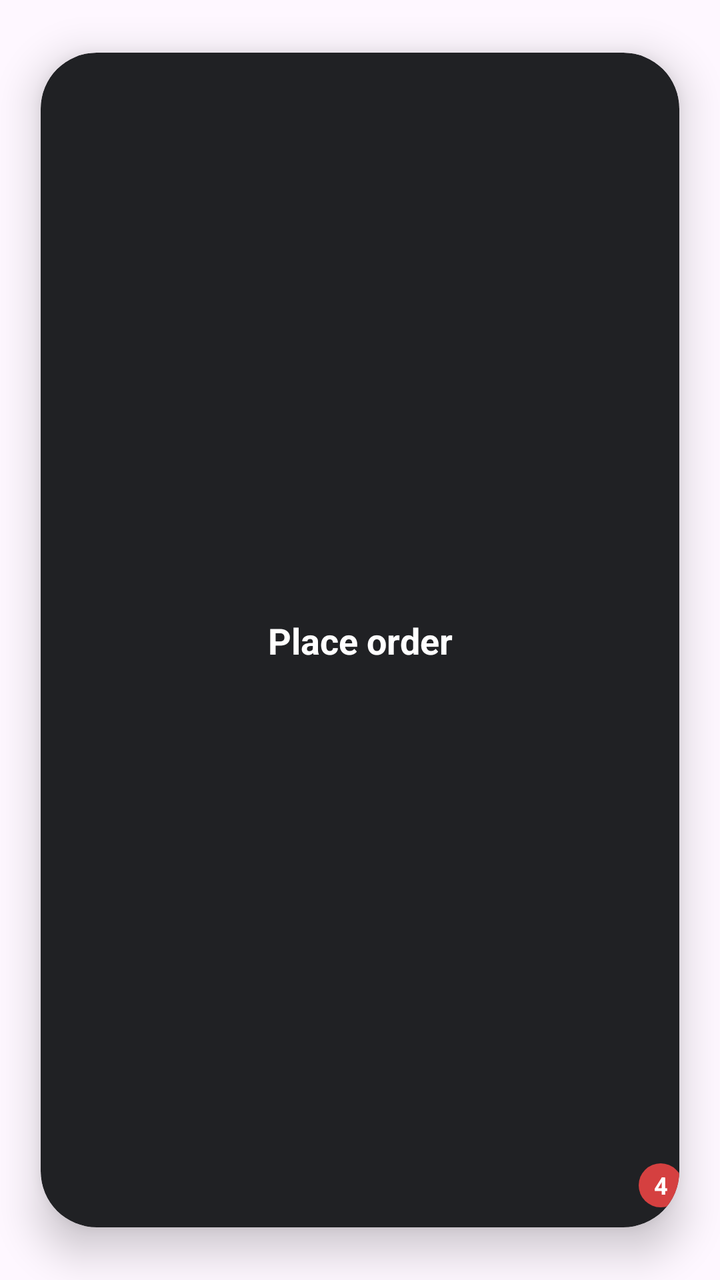
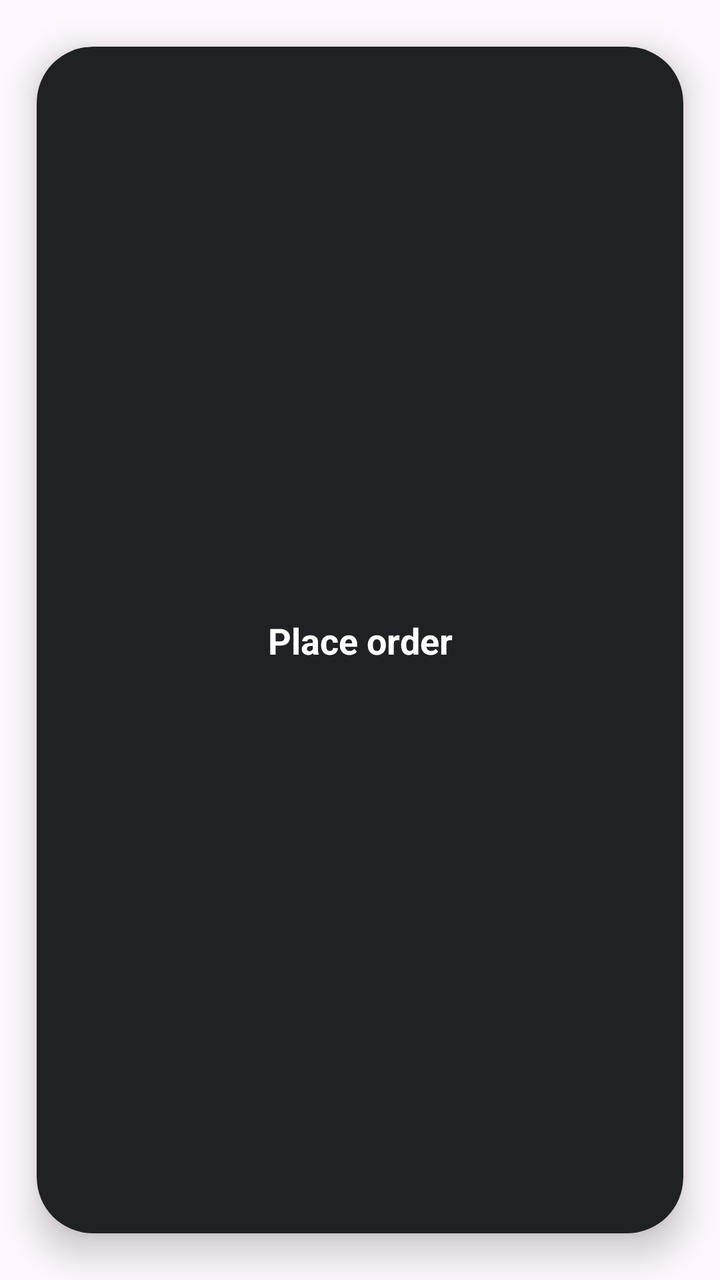

The first picture is an Android layout as it rendered before a commit; the second is the same layout after the commit. The layout source and the unified diff follow.
<!-- AndroidManifest.xml: application theme Theme.StreetFeast -->
<!-- res/layout/include_place_order_bar.xml -->
<?xml version="1.0" encoding="utf-8"?>

<androidx.cardview.widget.CardView xmlns:android="http://schemas.android.com/apk/res/android"
    xmlns:app="http://schemas.android.com/apk/res-auto"
    android:layout_width="0dp"
    android:layout_height="70dp"
    android:layout_marginStart="18dp"
    android:layout_marginEnd="18dp"
    app:cardCornerRadius="28dp"
    app:cardElevation="12dp"
    app:cardUseCompatPadding="true"
    app:cardBackgroundColor="@color/sf_black">

    <androidx.constraintlayout.widget.ConstraintLayout
        android:layout_width="match_parent"
        android:layout_height="match_parent">

        <TextView
            android:id="@+id/tvPlaceOrder"
            android:layout_width="wrap_content"
            android:layout_height="wrap_content"
            android:text="Place order"
            android:textColor="@color/sf_white"
            android:textSize="18sp"
            android:textStyle="bold"
            app:layout_constraintTop_toTopOf="parent"
            app:layout_constraintBottom_toBottomOf="parent"
            app:layout_constraintStart_toStartOf="parent"
            app:layout_constraintEnd_toEndOf="parent"/>

        <FrameLayout
            android:id="@+id/badge"
            android:layout_width="22dp"
            android:layout_height="22dp"
            android:background="@drawable/sf_badge_red"
            android:layout_marginEnd="-2dp"
            android:layout_marginBottom="10dp"
            app:layout_constraintEnd_toEndOf="parent"
            app:layout_constraintBottom_toBottomOf="parent">

            <TextView
                android:id="@+id/tvBadgeCount"
                android:layout_width="match_parent"
                android:layout_height="match_parent"
                android:gravity="center"
                android:text="4"
                android:textColor="@color/sf_white"
                android:textSize="12sp"
                android:textStyle="bold"/>
        </FrameLayout>

    </androidx.constraintlayout.widget.ConstraintLayout>
</androidx.cardview.widget.CardView>
<!-- resources referenced by this layout -->
<resources>
  <color name="sf_black">#202124</color>
  <color name="sf_white">#FFFFFF</color>
  <!-- drawable sf_badge_red (drawable) -->
  <?xml version="1.0" encoding="utf-8"?>
  
  <shape xmlns:android="http://schemas.android.com/apk/res/android">
      <size android:width="22dp" android:height="22dp"/>
      <solid android:color="@color/sf_badge_red"/>
      <corners android:radius="999dp"/>
  </shape>
  <style name="Theme.StreetFeast" parent="Base.Theme.StreetFeast" />
  <color name="sf_badge_red">#D54040</color>
  <style name="Base.Theme.StreetFeast" parent="Theme.Material3.Light.NoActionBar">
          <item name="colorPrimary">@color/action_primary</item>
          <item name="colorOnPrimary">@color/white</item>
          <item name="android:statusBarColor">@color/white</item>
          <item name="android:windowLightStatusBar">true</item>
          <item name="android:textColorPrimary">@color/text_primary</item>
          <item name="android:textColorSecondary">@color/text_secondary</item>
      </style>
  <color name="action_primary">#22C55E</color>
  <color name="white">#FFFFFFFF</color>
  <color name="text_primary">#1F2937</color>
  <color name="text_secondary">#6B7280</color>
</resources>

<!-- the commit's change to res/layout/include_place_order_bar.xml (unified diff, before → after) -->
@@ -3,51 +3,34 @@
 <androidx.cardview.widget.CardView xmlns:android="http://schemas.android.com/apk/res/android"
     xmlns:app="http://schemas.android.com/apk/res-auto"
     android:layout_width="0dp"
-    android:layout_height="70dp"
-    android:layout_marginStart="18dp"
-    android:layout_marginEnd="18dp"
+    android:layout_height="66dp"
+    android:layout_marginStart="10dp"
+    android:layout_marginEnd="10dp"
     app:cardCornerRadius="28dp"
-    app:cardElevation="12dp"
+    app:cardElevation="10dp"
     app:cardUseCompatPadding="true"
     app:cardBackgroundColor="@color/sf_black">
 
     <androidx.constraintlayout.widget.ConstraintLayout
         android:layout_width="match_parent"
-        android:layout_height="match_parent">
+        android:layout_height="match_parent"
+        android:paddingStart="18dp"
+        android:paddingEnd="18dp">
 
         <TextView
             android:id="@+id/tvPlaceOrder"
             android:layout_width="wrap_content"
-            android:layout_height="wrap_content"
+            android:layout_height="45dp"
             android:text="Place order"
             android:textColor="@color/sf_white"
             android:textSize="18sp"
             android:textStyle="bold"
+            android:textAlignment="center"
+            android:gravity="center"
             app:layout_constraintTop_toTopOf="parent"
             app:layout_constraintBottom_toBottomOf="parent"
             app:layout_constraintStart_toStartOf="parent"
             app:layout_constraintEnd_toEndOf="parent"/>
 
-        <FrameLayout
-            android:id="@+id/badge"
-            android:layout_width="22dp"
-            android:layout_height="22dp"
-            android:background="@drawable/sf_badge_red"
-            android:layout_marginEnd="-2dp"
-            android:layout_marginBottom="10dp"
-            app:layout_constraintEnd_toEndOf="parent"
-            app:layout_constraintBottom_toBottomOf="parent">
-
-            <TextView
-                android:id="@+id/tvBadgeCount"
-                android:layout_width="match_parent"
-                android:layout_height="match_parent"
-                android:gravity="center"
-                android:text="4"
-                android:textColor="@color/sf_white"
-                android:textSize="12sp"
-                android:textStyle="bold"/>
-        </FrameLayout>
-
     </androidx.constraintlayout.widget.ConstraintLayout>
 </androidx.cardview.widget.CardView>
<!-- resource entries referenced after the edit -->
@@ -2,16 +2,7 @@
 <resources>
   <color name="sf_black">#202124</color>
   <color name="sf_white">#FFFFFF</color>
-  <!-- drawable sf_badge_red (drawable) -->
-  <?xml version="1.0" encoding="utf-8"?>
-  
-  <shape xmlns:android="http://schemas.android.com/apk/res/android">
-      <size android:width="22dp" android:height="22dp"/>
-      <solid android:color="@color/sf_badge_red"/>
-      <corners android:radius="999dp"/>
-  </shape>
   <style name="Theme.StreetFeast" parent="Base.Theme.StreetFeast" />
-  <color name="sf_badge_red">#D54040</color>
   <style name="Base.Theme.StreetFeast" parent="Theme.Material3.Light.NoActionBar">
           <item name="colorPrimary">@color/action_primary</item>
           <item name="colorOnPrimary">@color/white</item>
